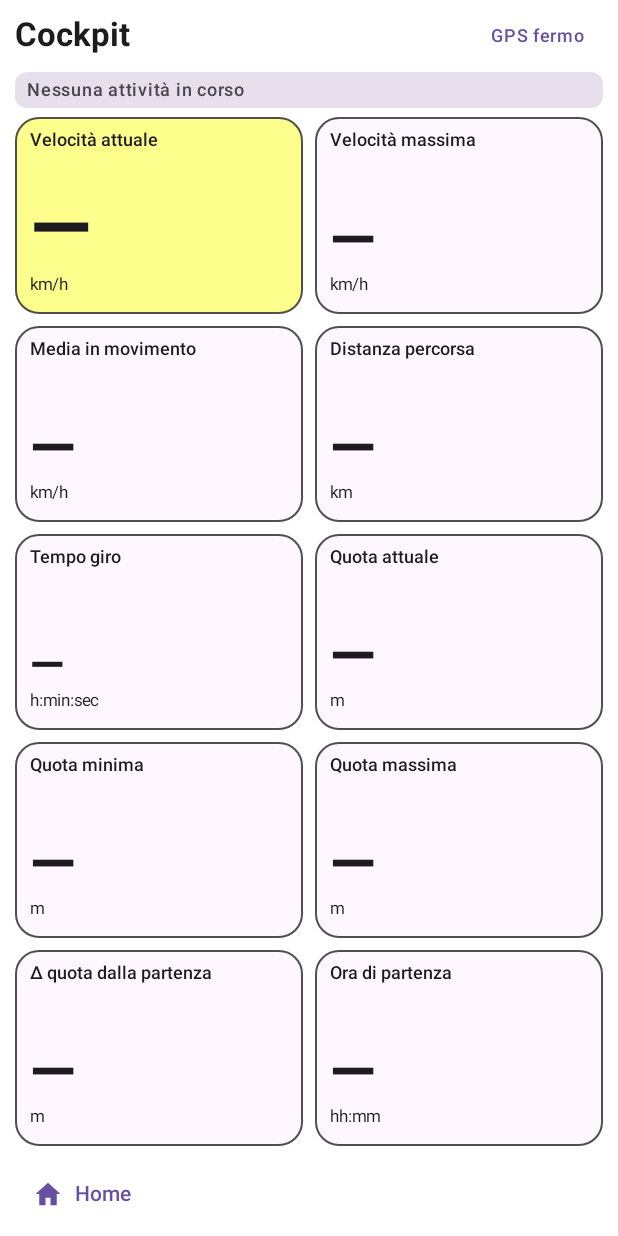
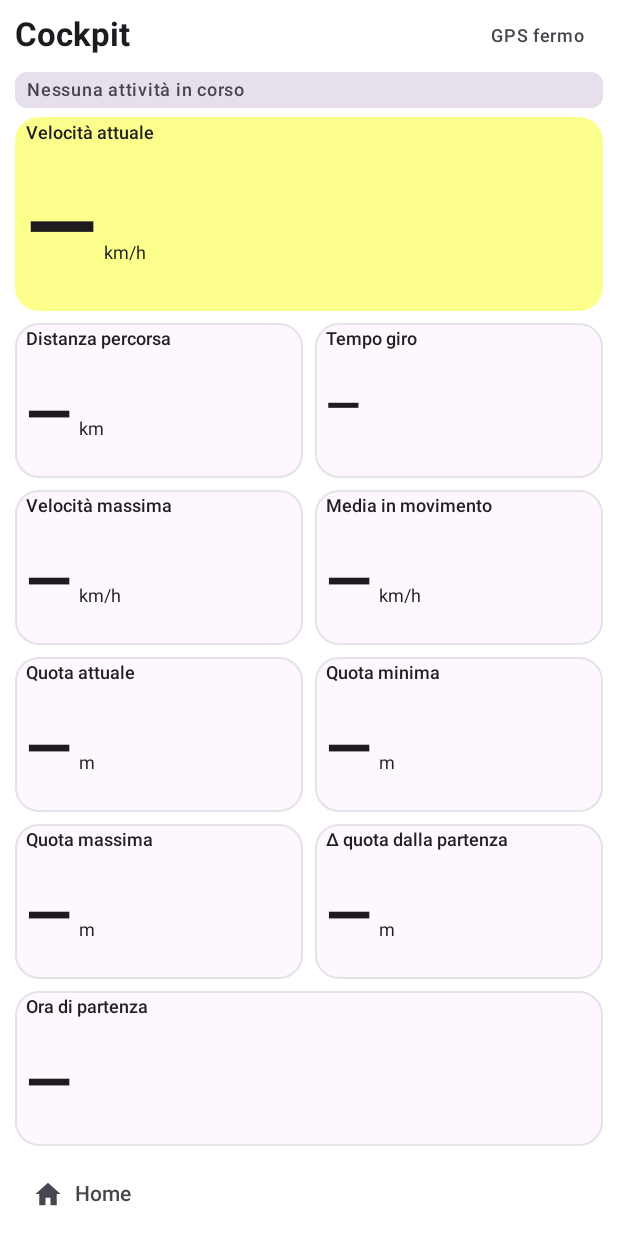
Before and after one commit to Gianmaria9029/GPXdev, an Android app built with Jetpack Compose: the composable CockpitScreen shown on its own in the app's theme, on a phone screen of 412 x 824 dp. Run offline under Robolectric (Android 15) with nearby library versions, the phone set to English and light mode, and no system bars; our stand-ins replace Room's generated code; pictures from the network do not load.

Commit message:
Aggiorna GPXdev alla 1.40.0

```diff
--- a/app/build.gradle.kts
+++ b/app/build.gradle.kts
@@ -12,8 +12,8 @@ android {
         applicationId = "com.gpxnavigator"
         minSdk = 29
         targetSdk = 36
-        versionCode = 68
-        versionName = "1.39.0"
+        versionCode = 69
+        versionName = "1.40.0"
     }
 
     buildFeatures {
--- a/app/src/main/java/com/gpxnavigator/ui/cockpit/CockpitContent.kt
+++ b/app/src/main/java/com/gpxnavigator/ui/cockpit/CockpitContent.kt
@@ -1,8 +1,8 @@
 package com.gpxnavigator.ui.cockpit
 
+import android.content.res.Configuration
 import androidx.compose.foundation.BorderStroke
 import androidx.compose.foundation.layout.Arrangement
-import androidx.compose.foundation.layout.Box
 import androidx.compose.foundation.layout.BoxWithConstraints
 import androidx.compose.foundation.layout.Column
 import androidx.compose.foundation.layout.Row
@@ -11,10 +11,12 @@ import androidx.compose.foundation.layout.fillMaxWidth
 import androidx.compose.foundation.layout.height
 import androidx.compose.foundation.layout.padding
 import androidx.compose.foundation.layout.size
+import androidx.compose.foundation.layout.widthIn
 import androidx.compose.foundation.shape.RoundedCornerShape
 import androidx.compose.foundation.text.BasicText
 import androidx.compose.foundation.text.TextAutoSize
 import androidx.compose.material3.AlertDialog
+import androidx.compose.material3.ButtonDefaults
 import androidx.compose.material3.Icon
 import androidx.compose.material3.MaterialTheme
 import androidx.compose.material3.Surface
@@ -27,6 +29,7 @@ import androidx.compose.runtime.saveable.rememberSaveable
 import androidx.compose.runtime.setValue
 import androidx.compose.ui.Alignment
 import androidx.compose.ui.Modifier
+import androidx.compose.ui.platform.LocalConfiguration
 import androidx.compose.ui.res.painterResource
 import androidx.compose.ui.res.stringResource
 import androidx.compose.ui.semantics.contentDescription
@@ -65,13 +68,13 @@ internal fun CockpitContent(state: CockpitUiState, onBack: () -> Unit,
     val metrics = listOf(
         CockpitMetric(R.string.cockpit_current_speed, recordingSpeed(point?.speedMetersPerSecond)
             ?.let { stringResource(R.string.cockpit_speed_number, it * 3.6f) } ?: unavailable, R.string.metric_speed_unit),
+        CockpitMetric(R.string.cockpit_distance, if (hasRecording)
+            stringResource(R.string.metric_distance_number, recording.distanceMeters / 1_000) else unavailable, R.string.metric_distance_unit),
+        CockpitMetric(R.string.metric_recording_time_label, recordingElapsedText(state.elapsedMillis) ?: unavailable, R.string.cockpit_duration_unit),
         CockpitMetric(R.string.cockpit_maximum_speed, recordingSpeed(maximum)
             ?.let { stringResource(R.string.cockpit_speed_number, it * 3.6f) } ?: unavailable, R.string.metric_speed_unit),
         CockpitMetric(R.string.cockpit_moving_average, statistics.movingAverageSpeedMetersPerSecond
             ?.let { stringResource(R.string.metric_speed_number, it * 3.6) } ?: unavailable, R.string.metric_speed_unit),
-        CockpitMetric(R.string.cockpit_distance, if (hasRecording)
-            stringResource(R.string.metric_distance_number, recording.distanceMeters / 1_000) else unavailable, R.string.metric_distance_unit),
-        CockpitMetric(R.string.metric_recording_time_label, recordingElapsedText(state.elapsedMillis) ?: unavailable, R.string.cockpit_duration_unit),
         CockpitMetric(R.string.cockpit_altitude, point?.elevationMeters?.takeIf { it.isFinite() }
             ?.let { stringResource(R.string.cockpit_elevation_number, it) } ?: unavailable, R.string.metric_elevation_unit),
         CockpitMetric(R.string.cockpit_minimum_altitude, statistics.minimumElevationMeters
@@ -95,6 +98,7 @@ internal fun CockpitContent(state: CockpitUiState, onBack: () -> Unit,
         LocationStatus.WAITING -> stringResource(R.string.gps_short_waiting)
     }
     val error = state.session.error ?: recording.error
+    val colors = MaterialTheme.colorScheme
     Column(Modifier.fillMaxSize().padding(horizontal = 10.dp)) {
         Row(Modifier.fillMaxWidth().height(48.dp), verticalAlignment = Alignment.CenterVertically) {
             Column(Modifier.weight(1f)) {
@@ -102,7 +106,12 @@ internal fun CockpitContent(state: CockpitUiState, onBack: () -> Unit,
                     style = TextStyle(color = MaterialTheme.colorScheme.onSurface, fontWeight = FontWeight.Bold),
                     autoSize = TextAutoSize.StepBased(12.sp, 22.sp, .5.sp))
             }
-            TextButton(onClick = { details = true }) {
+            TextButton(onClick = { details = true }, colors = ButtonDefaults.textButtonColors(
+                contentColor = when (state.location.status) {
+                    LocationStatus.ACTIVE -> colors.primary
+                    LocationStatus.ERROR, LocationStatus.DENIED -> colors.error
+                    else -> colors.onSurfaceVariant
+                })) {
                 Text(gpsLabel, maxLines = 1, style = MaterialTheme.typography.labelMedium)
             }
             if (recording.active) RecordingIndicator()
@@ -120,11 +129,12 @@ internal fun CockpitContent(state: CockpitUiState, onBack: () -> Unit,
         CockpitMetricsGrid(metrics, Modifier.weight(1f).fillMaxWidth())
         Row(Modifier.fillMaxWidth().height(56.dp), verticalAlignment = Alignment.CenterVertically,
             horizontalArrangement = Arrangement.SpaceBetween) {
-            TextButton(onBack, Modifier.height(48.dp)) {
+            TextButton(onBack, Modifier.height(48.dp),
+                colors = ButtonDefaults.textButtonColors(contentColor = colors.onSurfaceVariant)) {
                 Icon(painterResource(R.drawable.ic_home), null, Modifier.size(20.dp))
                 Text(stringResource(R.string.home_button), Modifier.padding(start = 8.dp))
             }
-            if (state.session.isRunning) StopNavigationButton({ onStop() }, Modifier.height(48.dp))
+            if (state.session.isRunning) StopNavigationButton({ onStop() }, Modifier.height(48.dp), recording = true)
         }
     }
     if (details) AlertDialog(onDismissRequest = { details = false },
@@ -147,10 +157,17 @@ internal fun CockpitContent(state: CockpitUiState, onBack: () -> Unit,
 internal fun CockpitMetricsGrid(metrics: List<CockpitMetric>, modifier: Modifier = Modifier, landscapeColumns: Int = 5,
     highlightFirst: Boolean = true) {
     BoxWithConstraints(modifier.padding(bottom = 4.dp)) {
-        val columns = if (maxWidth > maxHeight) landscapeColumns else 2
-        Column(Modifier.fillMaxSize(), verticalArrangement = Arrangement.spacedBy(8.dp)) {
-            metrics.chunked(columns).forEach { row ->
-                Row(Modifier.weight(1f).fillMaxWidth(), horizontalArrangement = Arrangement.spacedBy(8.dp)) {
+        val portrait = LocalConfiguration.current.orientation != Configuration.ORIENTATION_LANDSCAPE
+        val rows = when {
+            !portrait -> metrics.chunked(landscapeColumns)
+            highlightFirst -> listOf(metrics.take(1)) + metrics.drop(1).chunked(2)
+            else -> metrics.chunked(2)
+        }
+        val gap = if (maxHeight / rows.size < 80.dp) 4.dp else 8.dp
+        Column(Modifier.fillMaxSize(), verticalArrangement = Arrangement.spacedBy(gap)) {
+            rows.forEachIndexed { index, row ->
+                val rowWeight = if (highlightFirst && portrait && index == 0) 1.25f else 1f
+                Row(Modifier.weight(rowWeight).fillMaxWidth(), horizontalArrangement = Arrangement.spacedBy(gap)) {
                     row.forEach { metric ->
                         CockpitTile(metric, highlightFirst && metric === metrics.first(), Modifier.weight(1f).fillMaxSize())
                     }
@@ -166,26 +183,36 @@ private fun CockpitTile(metric: CockpitMetric, prominent: Boolean, modifier: Mod
     val cyber = LocalAppTheme.current == AppTheme.CYBER
     val label = stringResource(metric.label)
     val unit = metric.unitText ?: stringResource(metric.unit)
+    val separateUnit = metric.unitText != null || metric.unit == R.string.cockpit_points_unit
+    val timeFormat = metric.unit == R.string.cockpit_duration_unit || metric.unit == R.string.cockpit_started_at_unit
     val ink = MaterialTheme.colorScheme.onSurface
     Surface(modifier.semantics { testTag = "cockpit-metric-${metric.label}"; contentDescription = "$label: ${metric.value} $unit" },
         color = if (prominent) palette.maneuverBackground else MaterialTheme.colorScheme.surface,
         shape = RoundedCornerShape(16.dp),
-        border = BorderStroke(1.dp, if (prominent && cyber) palette.action else palette.instrumentBorder)) {
-        BoxWithConstraints(Modifier.fillMaxSize().padding(horizontal = 10.dp, vertical = 8.dp)) {
+        border = if (prominent) null else BorderStroke(1.dp, palette.scheme.surfaceDim)) {
+        BoxWithConstraints(Modifier.fillMaxSize().padding(horizontal = 7.dp, vertical = 3.dp)) {
             val maximumFont = if (prominent) 62f else if (metric.unit == R.string.cockpit_duration_unit) 30f else 40f
-            val labelHeight = (maxHeight * .30f).coerceIn(32.dp, 36.dp)
-            Column(Modifier.fillMaxSize()) {
+            val labelHeight = (maxHeight * .38f).coerceAtMost(34.dp)
+            val unitHeight = (maxHeight * .24f).coerceAtMost(18.dp)
+            val secondaryInk = palette.scheme.onSurfaceVariant
+            Column(Modifier.fillMaxSize(), verticalArrangement = Arrangement.Center) {
                 BasicText(label, Modifier.fillMaxWidth().height(labelHeight),
-                    style = TextStyle(color = ink, fontWeight = FontWeight.Medium), maxLines = 2,
+                    style = TextStyle(color = secondaryInk, fontWeight = FontWeight.Medium), maxLines = 2,
                     autoSize = TextAutoSize.StepBased(minFontSize = 8.sp, maxFontSize = 12.sp, stepSize = .5.sp))
-                Box(Modifier.weight(1f).fillMaxWidth(), contentAlignment = Alignment.BottomStart) {
-                    BasicText(metric.value, Modifier.fillMaxWidth(), maxLines = 1, softWrap = false,
+                Row(Modifier.weight(1f).fillMaxWidth(), verticalAlignment = Alignment.CenterVertically,
+                    horizontalArrangement = Arrangement.spacedBy(4.dp)) {
+                    BasicText(metric.value, Modifier.weight(1f, fill = false).alignByBaseline(), maxLines = 1, softWrap = false,
                         style = TextStyle(color = if (prominent && cyber) palette.followActive else ink,
                             fontWeight = FontWeight.Bold, fontFeatureSettings = "tnum", letterSpacing = (-.5).sp),
                         autoSize = TextAutoSize.StepBased(minFontSize = 10.sp, maxFontSize = maximumFont.sp, stepSize = .5.sp))
+                    if (!timeFormat && !separateUnit) {
+                        BasicText(unit, Modifier.widthIn(min = 32.dp, max = 40.dp).alignByBaseline(),
+                            maxLines = 1, softWrap = false, style = TextStyle(color = secondaryInk),
+                            autoSize = TextAutoSize.StepBased(9.sp, 12.sp, .5.sp))
+                    }
                 }
-                BasicText(unit, Modifier.fillMaxWidth().height(18.dp), maxLines = 1,
-                    style = TextStyle(color = ink),
+                if (separateUnit) BasicText(unit, Modifier.fillMaxWidth().height(unitHeight), maxLines = 1,
+                    style = TextStyle(color = secondaryInk),
                     autoSize = TextAutoSize.StepBased(minFontSize = 9.sp, maxFontSize = 11.sp, stepSize = .5.sp))
             }
         }
--- a/app/src/main/java/com/gpxnavigator/ui/components/RecordingControls.kt
+++ b/app/src/main/java/com/gpxnavigator/ui/components/RecordingControls.kt
@@ -22,6 +22,7 @@ import androidx.compose.ui.unit.dp
 import com.gpxnavigator.R
 import com.gpxnavigator.domain.model.AppTheme
 import com.gpxnavigator.ui.theme.LocalAppTheme
+import com.gpxnavigator.ui.theme.LocalNavigatorPalette
 import kotlinx.coroutines.delay
 
 @Composable
@@ -29,7 +30,7 @@ fun RecordingIndicator(modifier: Modifier = Modifier) {
     var lit by remember { mutableStateOf(true) }
     LaunchedEffect(Unit) { while (true) { delay(700); lit = !lit } }
     val description = stringResource(R.string.recording_enabled)
-    val color = if (LocalAppTheme.current == AppTheme.SOFT) Color(0xFFC62828) else Color(0xFFFF5252)
+    val color = if (LocalAppTheme.current == AppTheme.SOFT) Color(0xFFC62828) else LocalNavigatorPalette.current.followActive
     // Keep accessibility text stable while only the visual indicator blinks.
     Box(modifier.semantics(mergeDescendants = true) { contentDescription = description }.padding(horizontal = 5.dp)) {
         Row(Modifier.alpha(if (lit) 1f else 0f), horizontalArrangement = Arrangement.spacedBy(4.dp),
--- a/app/src/main/java/com/gpxnavigator/ui/navigation/NavigationContent.kt
+++ b/app/src/main/java/com/gpxnavigator/ui/navigation/NavigationContent.kt
@@ -164,7 +164,7 @@ private fun PortraitStatus(state: NavigationUiState, onStop: () -> Unit, onDetai
                 else -> R.string.explore_mode
             }), modifier = Modifier.weight(1f).padding(vertical = 8.dp),
                 style = MaterialTheme.typography.labelMedium)
-            if (state.session.isRunning) StopNavigationButton(onStop)
+            if (state.session.isRunning) StopNavigationButton(onStop, recording = state.session.trackId == null)
         }
     }
     NavigationAlerts(state, onDetails, notificationsDisabled)
@@ -203,7 +203,8 @@ private fun NavigationToolbar(state: NavigationUiState, landscape: Boolean, onBa
             if (state.recording.active) RecordingIndicator()
             MapViewSelector(state.mapOrientation, onOrientation,
                 state.mapAppearance.takeIf { state.map?.header?.isVector == true }, onAppearance)
-            if (landscape && state.session.isRunning) StopNavigationButton(onStop, compact = true)
+            if (landscape && state.session.isRunning) StopNavigationButton(onStop, compact = true,
+                recording = state.session.trackId == null)
         }
     }
 }
--- a/app/src/main/java/com/gpxnavigator/ui/theme/NavigatorTheme.kt
+++ b/app/src/main/java/com/gpxnavigator/ui/theme/NavigatorTheme.kt
@@ -148,7 +148,6 @@ val CyberPalette = NavigatorPalette(
     maneuverBackground = Color(0xFF050509), maneuverArrow = Color(0xFFF2055C),
     followActive = Color(0xFFB6E536), onFollowActive = Color(0xFF1C1C1C),
     stopAction = Color(0xFFB6E536), onStopAction = Color(0xFF1C1C1C),
-    recordAction = Color(0xFFB6E536),
 )
 
 val LocalNavigatorPalette = staticCompositionLocalOf { SoftPalette }
--- a/app/src/main/res/values/strings.xml
+++ b/app/src/main/res/values/strings.xml
@@ -192,7 +192,6 @@
     <string name="recording_setup_start">Inizia registrazione</string>
     <string name="recording_setup_permissions">Attendi i permessi…</string>
     <string name="home_welcome">Dashboard</string>
-    <string name="home_intro">Scegli una funzione</string>
     <string name="home_follow">Segui una traccia</string>
     <string name="home_follow_hint">Scegli un GPX e naviga il percorso offline.</string>
     <string name="home_record">Registra un giro</string>
@@ -265,7 +264,7 @@
     <string name="cockpit_title">Cockpit</string>
     <string name="cockpit_speed_number">%1$.0f</string>
     <string name="cockpit_elevation_number">%1$,.0f</string>
-    <string name="cockpit_home_hint">Tutti i dati del giro a colpo d’occhio.</string>
+    <string name="cockpit_home_hint">Registra il giro con velocità, tempi e quote in primo piano.</string>
     <string name="cockpit_setup_title">Prepara Cockpit</string>
     <string name="cockpit_setup_intro">Dai un nome al giro. Avvia Cockpit per registrare automaticamente il GPX e vedere tutti i dati senza mappa.</string>
     <string name="cockpit_start">Avvia Cockpit</string>
```
Also changed, not shown: app/src/main/java/com/gpxnavigator/ui/components/StopNavigationButton.kt (+20 -4 lines), app/src/main/java/com/gpxnavigator/ui/importgpx/CatalogScreen.kt (+14 -2 lines), app/src/main/java/com/gpxnavigator/ui/importgpx/DashboardContent.kt (+13 -11 lines), app/src/main/java/com/gpxnavigator/ui/importgpx/FreeRecordingSetupScreen.kt (+9 -2 lines), app/src/main/assets/CHANGELOG.txt, 4 other files.
